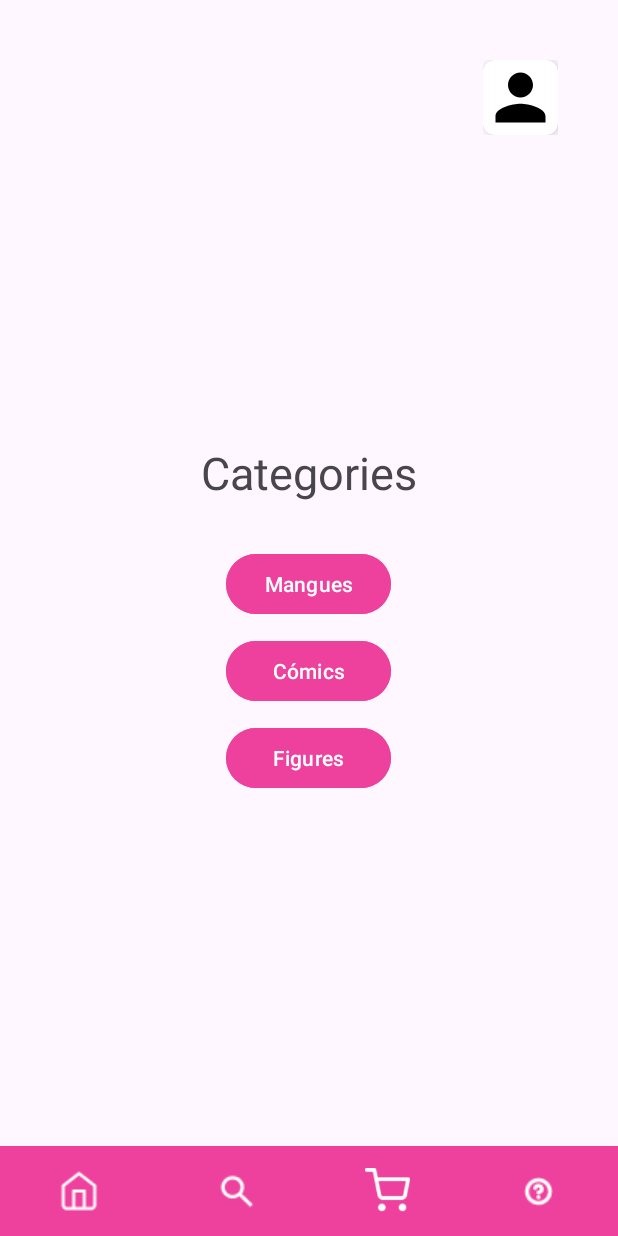
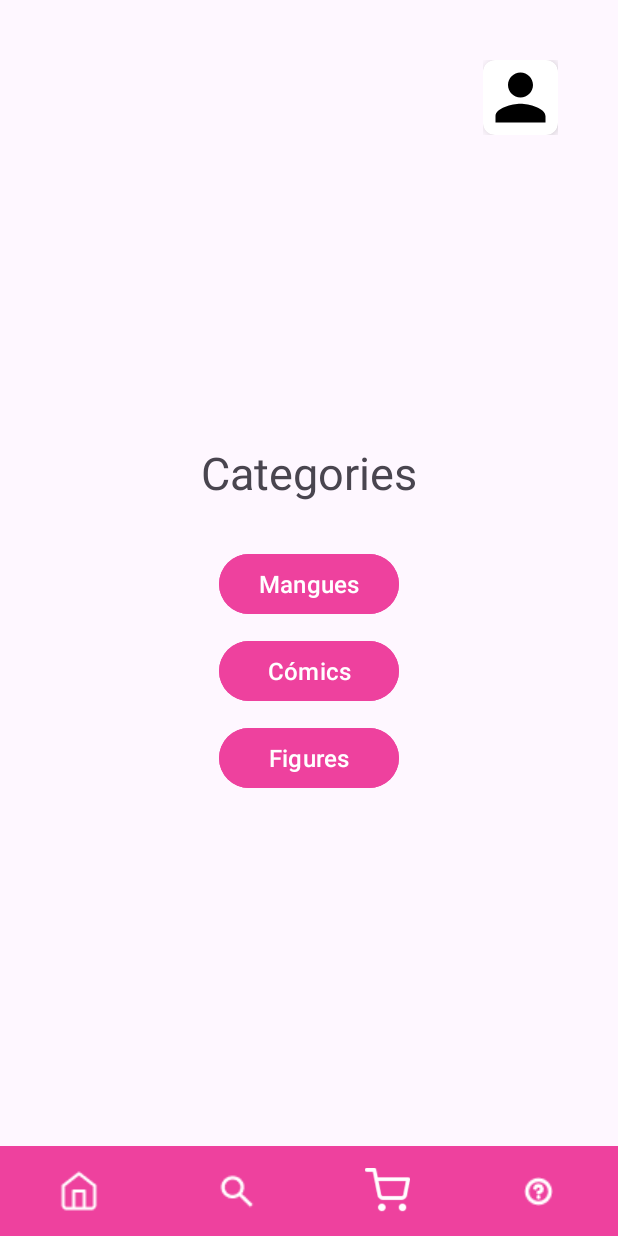
Before and after one commit to JudithM05/TendaComics, an Android app: the screen it shows after launch (MainActivity), on a phone screen of 412 x 824 dp. Run offline under Robolectric (Android 15) with nearby library versions, the phone set to English and light mode, and no system bars.

Commit message:
Modificat styles.xml i activity_main.xml

```diff
--- a/app/src/main/res/layout/activity_main.xml
+++ b/app/src/main/res/layout/activity_main.xml
@@ -30,26 +30,17 @@
 
         <Button
             android:id="@+id/buttonMangues"
-            android:layout_width="110dp"
-            android:layout_height="wrap_content"
-            android:layout_marginTop="10dp"
-            android:backgroundTint="#ee419e"
+            style="@style/EstilMain"
             android:text="@string/mangues" />
 
         <Button
             android:id="@+id/buttonComics"
-            android:layout_width="110dp"
-            android:layout_height="wrap_content"
-            android:layout_marginTop="10dp"
-            android:backgroundTint="#ee419e"
+            style="@style/EstilMain"
             android:text="@string/c_mics" />
 
         <Button
             android:id="@+id/buttonFigures"
-            android:layout_width="110dp"
-            android:layout_height="wrap_content"
-            android:layout_marginTop="10dp"
-            android:backgroundTint="#ee419e"
+            style="@style/EstilMain"
             android:text="@string/figures" />
     </LinearLayout>
 
--- /dev/null
+++ b/app/src/main/res/values/styles.xml
@@ -0,0 +1,13 @@
+<?xml version="1.0" encoding="utf-8"?>
+<resources>
+    <style name="EstilMain"
+        parent="@style/TextAppearance.Material3.TitleMedium">
+        <item name="android:layout_width">120dp</item>
+        <item name="android:layout_height">wrap_content</item>
+        <item name="android:backgroundTint">#ee419e</item>
+        <item name="android:textStyle">normal</item>
+        <item name="android:textColor">@color/white</item>
+        <item name="android:layout_marginTop">10dp</item>
+        <item name="android:gravity">center</item>
+    </style>
+</resources>
```
